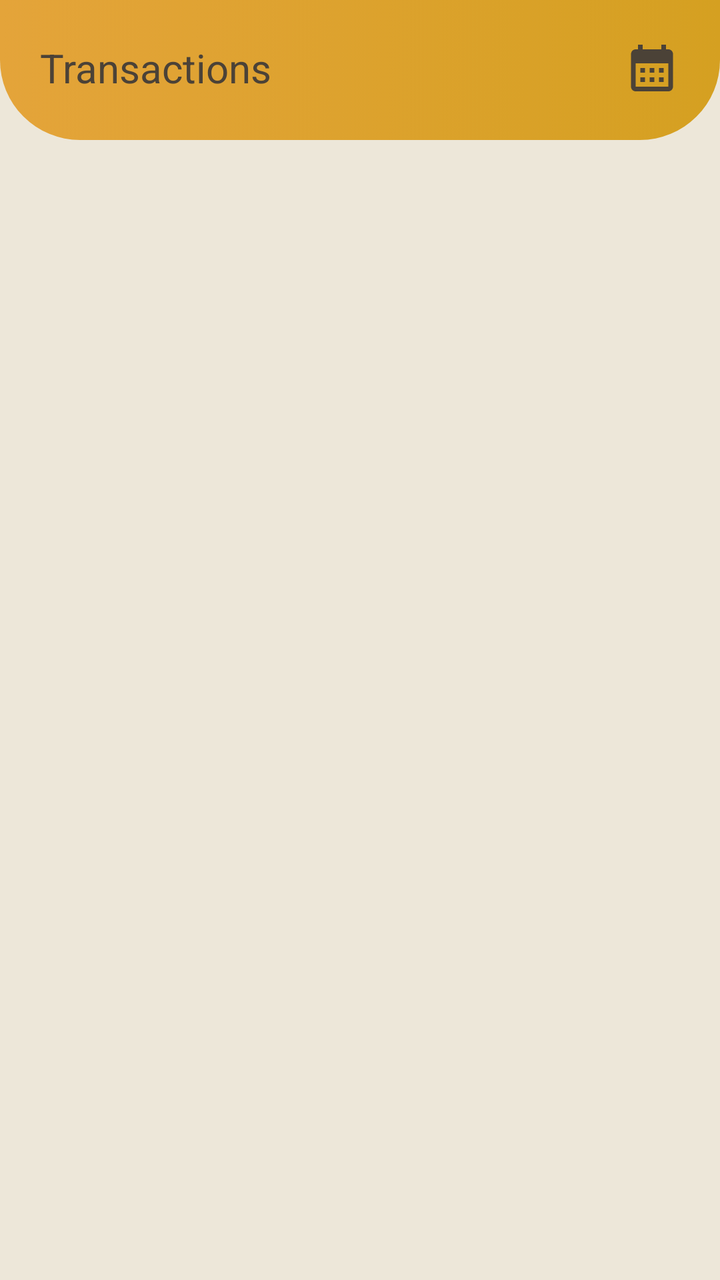
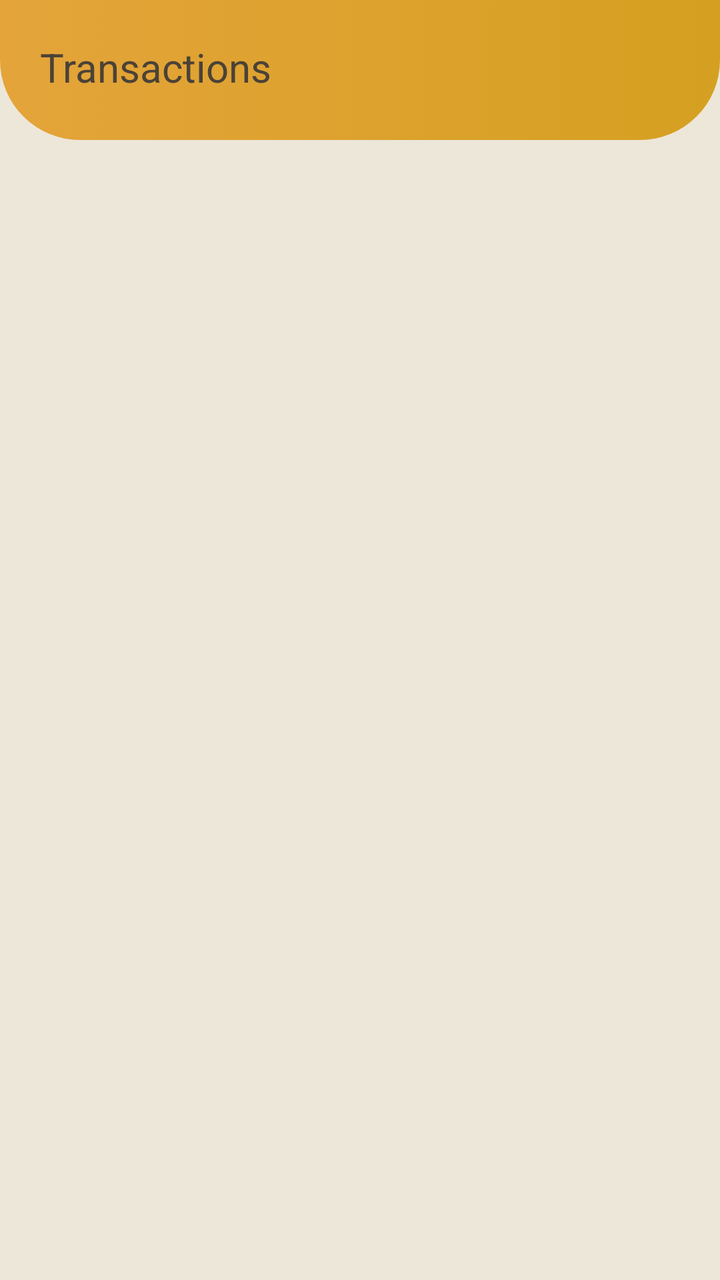

An Android layout rendered at two revisions. The XML below is the earlier revision; the diff shows what the commit changed to produce the second picture.
<!-- AndroidManifest.xml: application theme Theme.BusScanner -->
<!-- res/layout/fragment_transactions.xml -->
<?xml version="1.0" encoding="utf-8"?>
<FrameLayout xmlns:android="http://schemas.android.com/apk/res/android"
    xmlns:tools="http://schemas.android.com/tools"
    android:layout_width="match_parent"
    android:layout_height="match_parent"
    android:background="@color/alabaster"
    tools:context=".Tickets">

        <LinearLayout
            android:layout_width="match_parent"
            android:layout_height="match_parent"
            android:orientation="vertical">

            <RelativeLayout
                android:layout_width="wrap_content"
                android:layout_height="wrap_content">

                <ImageView
                    android:id="@+id/imageView2"
                    android:layout_width="match_parent"
                    android:layout_height="70dp"
                    android:contentDescription="Shaped Background"
                    android:src="@drawable/top_background" />

                <LinearLayout
                    android:layout_width="match_parent"
                    android:layout_height="wrap_content"
                    android:layout_marginHorizontal="20dp"
                    android:layout_marginVertical="20dp"
                    android:gravity="center_vertical"
                    android:orientation="horizontal">

                    <TextView
                        android:layout_width="wrap_content"
                        android:layout_height="wrap_content"
                        android:text="Transactions"
                        android:textColor="@color/taupe"
                        android:textSize="20sp" />

                    <LinearLayout
                        android:layout_width="match_parent"
                        android:layout_height="wrap_content"
                        android:gravity="end"
                        android:orientation="vertical">

                        <ImageButton
                            android:id="@+id/imageButton"
                            android:layout_width="wrap_content"
                            android:layout_height="wrap_content"
                            android:background="@null"
                            android:contentDescription="Date Select"
                            android:src="@drawable/baseline_calendar_month_24" />
                    </LinearLayout>

                </LinearLayout>

            </RelativeLayout>

            <ListView
                android:id="@+id/listView"
                android:layout_width="match_parent"
                android:layout_height="match_parent"/>

        </LinearLayout>

</FrameLayout>
<!-- resources referenced by this layout -->
<resources>
  <color name="alabaster">#EDE7D9</color>
  <color name="taupe">#4B4237</color>
  <!-- drawable baseline_calendar_month_24 (drawable) -->
  <vector android:height="28dp" android:tint="#4B4237"
      android:viewportHeight="24" android:viewportWidth="24"
      android:width="28dp" xmlns:android="http://schemas.android.com/apk/res/android">
      <path android:fillColor="@android:color/white" android:pathData="M19,4h-1V2h-2v2H8V2H6v2H5C3.89,4 3.01,4.9 3.01,6L3,20c0,1.1 0.89,2 2,2h14c1.1,0 2,-0.9 2,-2V6C21,4.9 20.1,4 19,4zM19,20H5V10h14V20zM9,14H7v-2h2V14zM13,14h-2v-2h2V14zM17,14h-2v-2h2V14zM9,18H7v-2h2V18zM13,18h-2v-2h2V18zM17,18h-2v-2h2V18z"/>
  </vector>
  <!-- drawable top_background (drawable) -->
  <?xml version="1.0" encoding="utf-8"?>
  <selector xmlns:android="http://schemas.android.com/apk/res/android">
  <item>
      <shape android:shape="rectangle">
          <corners android:bottomLeftRadius="40dp" android:bottomRightRadius="40dp"/>
          <gradient android:startColor="#E4A43A" android:endColor="#D5A021" android:angle="0"/>
      </shape>
  </item>
  
  </selector>
  <style name="Theme.BusScanner" parent="Theme.MaterialComponents.DayNight.NoActionBar">
          
          <item name="colorPrimary">@color/goldenrod</item>
          <item name="colorPrimaryVariant">@color/dim_gray</item>
          <item name="colorOnPrimary">@color/white</item>
          
          <item name="colorSecondary">@color/goldenrod</item>
          <item name="colorSecondaryVariant">@color/teal_700</item>
          <item name="colorOnSecondary">@color/black</item>
          
          <item name="android:statusBarColor">?attr/colorPrimaryVariant</item>
          
  
      </style>
  <color name="goldenrod">#D5A021</color>
  <color name="dim_gray">#736B60</color>
  <color name="white">#FFFFFFFF</color>
  <color name="teal_700">#FF018786</color>
  <color name="black">#FF000000</color>
</resources>

<!-- the commit's change to res/layout/fragment_transactions.xml (unified diff, before → after) -->
@@ -37,21 +37,6 @@
                         android:textColor="@color/taupe"
                         android:textSize="20sp" />
 
-                    <LinearLayout
-                        android:layout_width="match_parent"
-                        android:layout_height="wrap_content"
-                        android:gravity="end"
-                        android:orientation="vertical">
-
-                        <ImageButton
-                            android:id="@+id/imageButton"
-                            android:layout_width="wrap_content"
-                            android:layout_height="wrap_content"
-                            android:background="@null"
-                            android:contentDescription="Date Select"
-                            android:src="@drawable/baseline_calendar_month_24" />
-                    </LinearLayout>
-
                 </LinearLayout>
 
             </RelativeLayout>
<!-- resource entries referenced after the edit -->
@@ -2,12 +2,6 @@
 <resources>
   <color name="alabaster">#EDE7D9</color>
   <color name="taupe">#4B4237</color>
-  <!-- drawable baseline_calendar_month_24 (drawable) -->
-  <vector android:height="28dp" android:tint="#4B4237"
-      android:viewportHeight="24" android:viewportWidth="24"
-      android:width="28dp" xmlns:android="http://schemas.android.com/apk/res/android">
-      <path android:fillColor="@android:color/white" android:pathData="M19,4h-1V2h-2v2H8V2H6v2H5C3.89,4 3.01,4.9 3.01,6L3,20c0,1.1 0.89,2 2,2h14c1.1,0 2,-0.9 2,-2V6C21,4.9 20.1,4 19,4zM19,20H5V10h14V20zM9,14H7v-2h2V14zM13,14h-2v-2h2V14zM17,14h-2v-2h2V14zM9,18H7v-2h2V18zM13,18h-2v-2h2V18zM17,18h-2v-2h2V18z"/>
-  </vector>
   <!-- drawable top_background (drawable) -->
   <?xml version="1.0" encoding="utf-8"?>
   <selector xmlns:android="http://schemas.android.com/apk/res/android">
